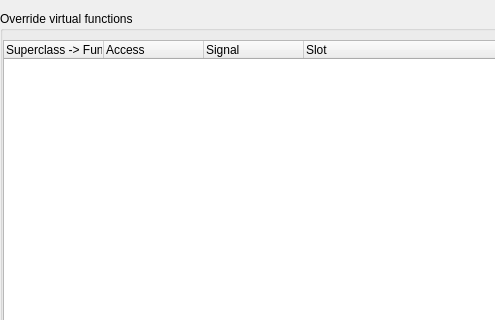
KDE/kdevelop, file language/codegen/ui/overridevirtuals.ui: the form before one commit; both pictures show x 0 to 495 and y 0 to 320 of the 720 by 531 pixel window.
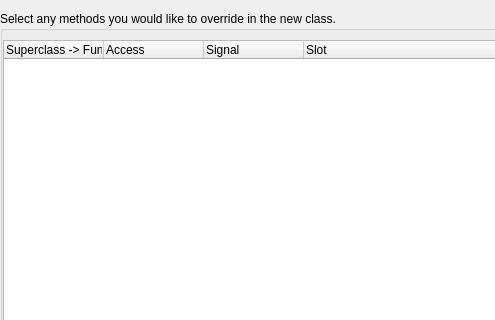
The form after the commit. Custom widgets are drawn as their Qt base class.

Commit message:
Use KAssistantDialog instead of QWizard for the new class assistant

Patch by Ghislain Mary, many thanks!

The edit to the form file:
```diff
--- a/language/codegen/ui/overridevirtuals.ui
+++ b/language/codegen/ui/overridevirtuals.ui
@@ -20,10 +20,7 @@
    <item>
     <widget class="QGroupBox" name="groupBox">
      <property name="title">
-      <string>Override virtual functions</string>
-     </property>
-     <property name="flat">
-      <bool>true</bool>
+      <string>Select any methods you would like to override in the new class.</string>
      </property>
      <layout class="QVBoxLayout" name="verticalLayout_3">
       <property name="leftMargin">
```
Left out of the diff: 4 changed lines with no effect on the pictures. The commit also changes 7 other files.
